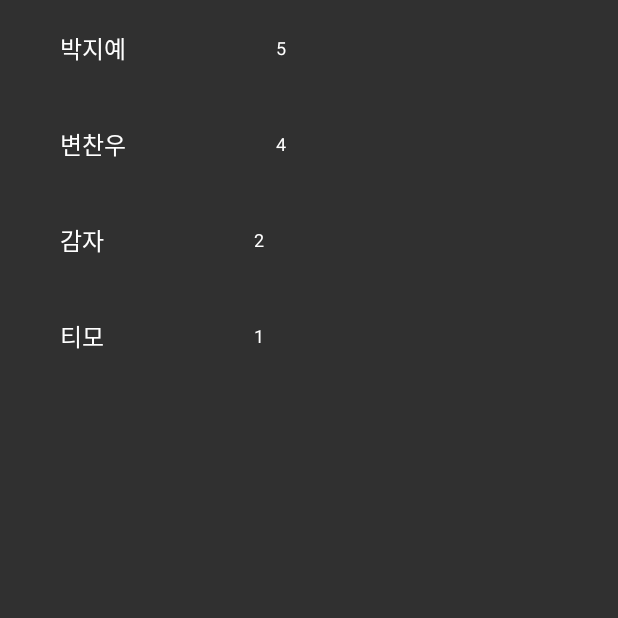
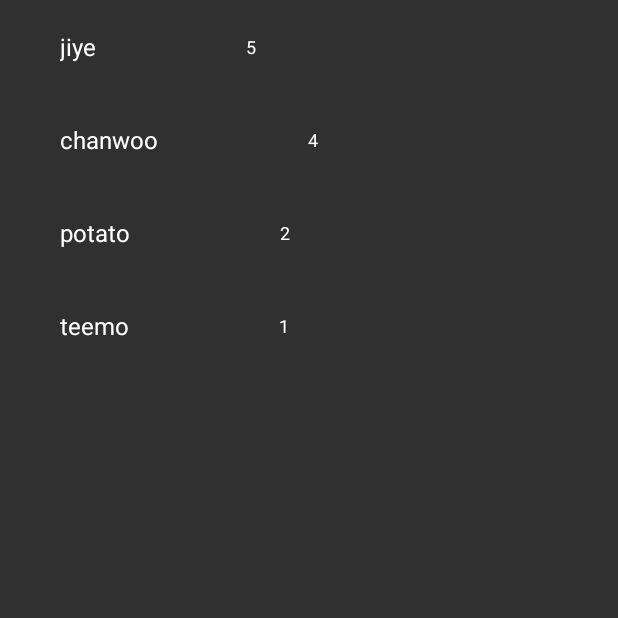
Before and after one commit to School-Java-Project/Snake, an Android app: the RankingActivity screen opened directly, with no data from a screen before it, on a phone screen of 412 x 824 dp, the top half of it. Run offline under Robolectric (Android 15) with nearby library versions, the phone set to English and light mode, and no system bars.

Commit message:
랭킹 FE

```diff
--- a/app/src/main/java/com/example/snake/LoginActivity.java
+++ b/app/src/main/java/com/example/snake/LoginActivity.java
@@ -9,7 +9,6 @@
 
 public class LoginActivity extends AppCompatActivity {
     private RecyclerView mRecyclerView;
-    private MyRecyclerAdapter mRecyclerAdapter;
     private ArrayList<FindData> mfriendItems;
 
 
--- a/app/src/main/res/layout/activity_login.xml
+++ b/app/src/main/res/layout/activity_login.xml
@@ -20,7 +20,7 @@
         android:layout_height="wrap_content"
         android:layout_marginBottom="41dp"
         android:ems="10"
-        android:hint="이메일"
+        android:hint="아이디"
         android:inputType="textEmailAddress"
         app:layout_constraintBottom_toTopOf="@+id/login_password"
         app:layout_constraintEnd_toEndOf="parent"
--- a/app/src/main/res/layout/activity_ranking.xml
+++ b/app/src/main/res/layout/activity_ranking.xml
@@ -13,17 +13,17 @@
         android:padding="20dp">
         <!--이름-->
         <TextView
-            android:id="@+id/name"
+            android:id="@+id/name1"
             android:layout_width="wrap_content"
             android:layout_height="wrap_content"
             android:layout_marginLeft="20dp"
-            android:text="박지예"
+            android:text="jiye"
             android:textSize="16sp"
             android:textColor="#ffffff"/>
 
         <!--상태 메시지-->
         <TextView
-            android:id="@+id/score"
+            android:id="@+id/score1"
             android:layout_width="wrap_content"
             android:layout_height="wrap_content"
             android:layout_marginLeft="100dp"
@@ -39,17 +39,17 @@
         android:padding="20dp">
         <!--이름-->
     <TextView
-            android:id="@+id/name"
+        android:id="@+id/name2"
         android:layout_width="wrap_content"
         android:layout_height="wrap_content"
         android:layout_marginLeft="20dp"
-            android:text="변찬우"
-            android:textSize="16sp"
-            android:textColor="#ffffff"/>
+        android:text="chanwoo"
+        android:textColor="#ffffff"
+        android:textSize="16sp" />
 
         <!--상태 메시지-->
         <TextView
-            android:id="@+id/score"
+            android:id="@+id/score2"
             android:layout_width="wrap_content"
             android:layout_height="wrap_content"
             android:layout_marginLeft="100dp"
@@ -65,17 +65,17 @@
         android:padding="20dp">
         <!--이름-->
     <TextView
-            android:id="@+id/name"
+        android:id="@+id/name3"
         android:layout_width="wrap_content"
         android:layout_height="wrap_content"
         android:layout_marginLeft="20dp"
-            android:text="감자"
-            android:textSize="16sp"
-            android:textColor="#ffffff"/>
+        android:text="potato"
+        android:textColor="#ffffff"
+        android:textSize="16sp" />
 
         <!--상태 메시지-->
         <TextView
-            android:id="@+id/score"
+            android:id="@+id/score3"
             android:layout_width="wrap_content"
             android:layout_height="wrap_content"
             android:layout_marginLeft="100dp"
@@ -91,17 +91,17 @@
         android:padding="20dp">
         <!--이름-->
         <TextView
-            android:id="@+id/name"
+            android:id="@+id/name4"
             android:layout_width="wrap_content"
             android:layout_height="wrap_content"
             android:layout_marginLeft="20dp"
-            android:text="티모"
+            android:text="teemo"
             android:textSize="16sp"
             android:textColor="#ffffff"/>
 
         <!--상태 메시지-->
     <TextView
-        android:id="@+id/score"
+        android:id="@+id/score4"
         android:layout_width="wrap_content"
         android:layout_height="wrap_content"
         android:layout_marginLeft="100dp"
--- a/build.gradle
+++ b/build.gradle
@@ -19,10 +19,7 @@
     }
 }
 
-dependencies {
-    implementation 'com.android.support:recyclerview-v7:28.0.0'
-    implementation "androidx.recyclerview:recyclerview:1.1.0"       //androidx 버전
-}
+
 
 task clean(type: Delete) {
     delete rootProject.buildDir
```
Also changed, not shown: app/src/main/java/com/example/snake/MyRecyclerAdapter.java (deleted, +0 -56 lines). Lines whose indentation alone changed are shown as unchanged.
